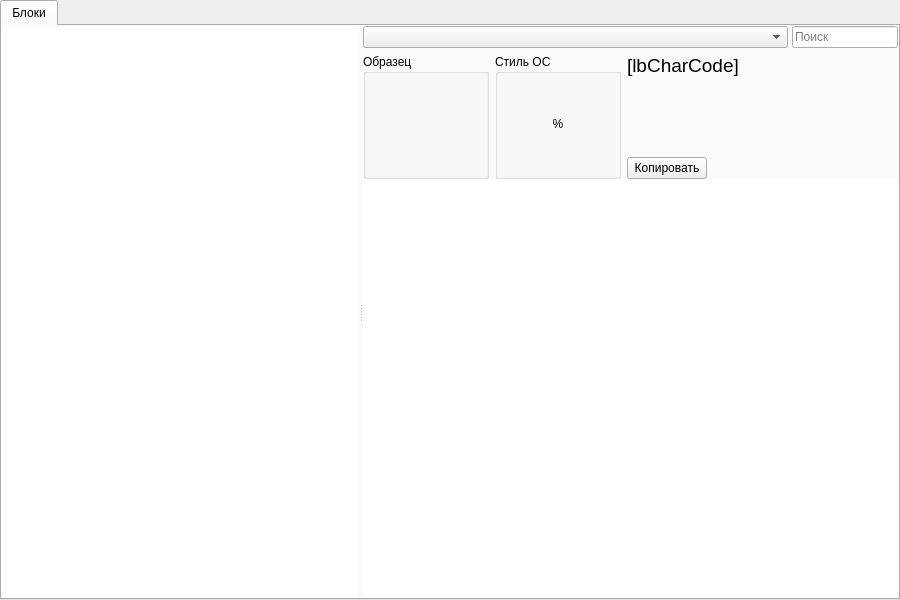
Old version of the form Unicodia/FmMain.ui in the repository Mercury13/unicodia.
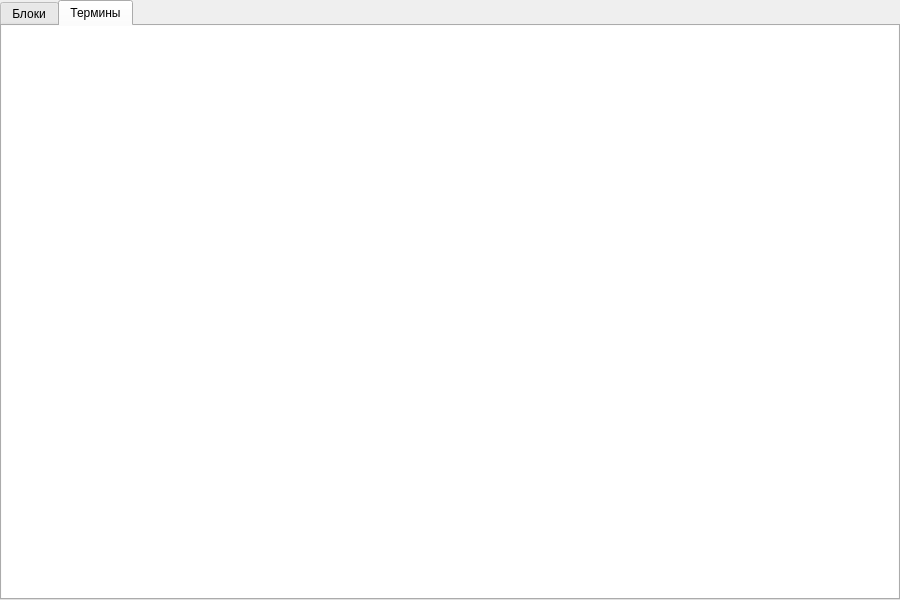
New version of the form. The open tabs and pages were chosen to show the change. Custom widgets are drawn as their Qt base class.

Commit message: :) термины

The edit to the form file:
```diff
--- a/Unicodia/FmMain.ui
+++ b/Unicodia/FmMain.ui
@@ -361,6 +361,35 @@
         </item>
        </layout>
       </widget>
+      <widget class="QWidget" name="tabTerms">
+       <attribute name="title">
+        <string>Термины</string>
+       </attribute>
+       <layout class="QVBoxLayout" name="verticalLayout_7">
+        <property name="leftMargin">
+         <number>0</number>
+        </property>
+        <property name="topMargin">
+         <number>0</number>
+        </property>
+        <property name="rightMargin">
+         <number>0</number>
+        </property>
+        <property name="bottomMargin">
+         <number>0</number>
+        </property>
+        <item>
+         <widget class="QTextBrowser" name="vwTerms">
+          <property name="frameShape">
+           <enum>QFrame::NoFrame</enum>
+          </property>
+          <property name="openLinks">
+           <bool>false</bool>
+          </property>
+         </widget>
+        </item>
+       </layout>
+      </widget>
      </widget>
     </item>
    </layout>
```
The commit also changes 4 other files.
